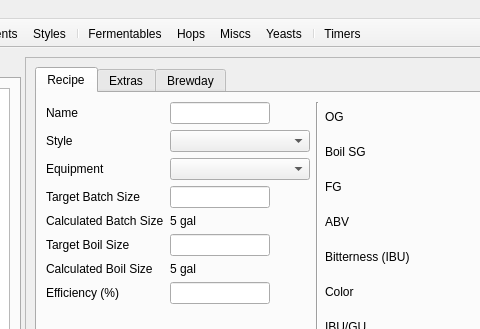
Brewtarget/brewtarget, file ui/mainWindow.ui: the form before one commit; both pictures show x 374 to 854 and y 0 to 329 of the 1048 by 829 pixel window.
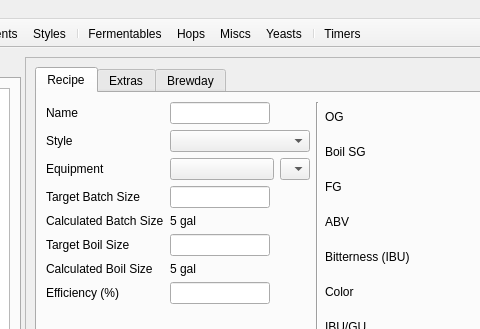
The form after the commit. Icons and pictures are not drawn. Custom widgets are drawn as their Qt base class.

Commit message: Added a custom combobox class for the equipments.

```diff
--- a/ui/mainWindow.ui
+++ b/ui/mainWindow.ui
@@ -200,7 +200,7 @@
            <x>0</x>
            <y>0</y>
            <width>657</width>
-           <height>404</height>
+           <height>411</height>
           </rect>
          </property>
          <layout class="QVBoxLayout" name="verticalLayout_11">
@@ -394,25 +394,6 @@
                     </property>
                    </widget>
                   </item>
-                  <item row="2" column="1">
-                   <widget class="QComboBox" name="equipmentComboBox">
-                    <property name="minimumSize">
-                     <size>
-                      <width>140</width>
-                      <height>0</height>
-                     </size>
-                    </property>
-                    <property name="maximumSize">
-                     <size>
-                      <width>200</width>
-                      <height>16777215</height>
-                     </size>
-                    </property>
-                    <property name="sizeAdjustPolicy">
-                     <enum>QComboBox::AdjustToContents</enum>
-                    </property>
-                   </widget>
-                  </item>
                   <item row="1" column="1">
                    <widget class="QComboBox" name="styleComboBox">
                     <property name="minimumSize">
@@ -429,6 +410,42 @@
                     </property>
                    </widget>
                   </item>
+                  <item row="2" column="1">
+                   <layout class="QHBoxLayout" name="horizontalLayout_2">
+                    <property name="topMargin">
+                     <number>0</number>
+                    </property>
+                    <item>
+                     <widget class="QPushButton" name="pushButton_editEquip">
+                      <property name="sizePolicy">
+                       <sizepolicy hsizetype="MinimumExpanding" vsizetype="Fixed">
+                        <horstretch>0</horstretch>
+                        <verstretch>0</verstretch>
+                       </sizepolicy>
+                      </property>
+                      <property name="text">
+                       <string/>
+                      </property>
+                     </widget>
+                    </item>
+                    <item>
+                     <widget class="CustomComboBox" name="equipmentComboBox">
+                      <property name="sizePolicy">
+                       <sizepolicy hsizetype="Maximum" vsizetype="Fixed">
+                        <horstretch>0</horstretch>
+                        <verstretch>0</verstretch>
+                       </sizepolicy>
+                      </property>
+                      <property name="maximumSize">
+                       <size>
+                        <width>30</width>
+                        <height>16777215</height>
+                       </size>
+                      </property>
+                     </widget>
+                    </item>
+                   </layout>
+                  </item>
                  </layout>
                 </item>
                 <item>
@@ -2153,6 +2170,11 @@
    <extends>QWidget</extends>
    <header>BrewDayScrollWidget.h</header>
   </customwidget>
+  <customwidget>
+   <class>CustomComboBox</class>
+   <extends>QComboBox</extends>
+   <header>CustomComboBox.h</header>
+  </customwidget>
   <customwidget>
    <class>RecipeExtrasWidget</class>
    <extends>QWidget</extends>
```
Left out of the diff: 8 changed lines with no effect on the pictures. The commit also changes 11 other files.
